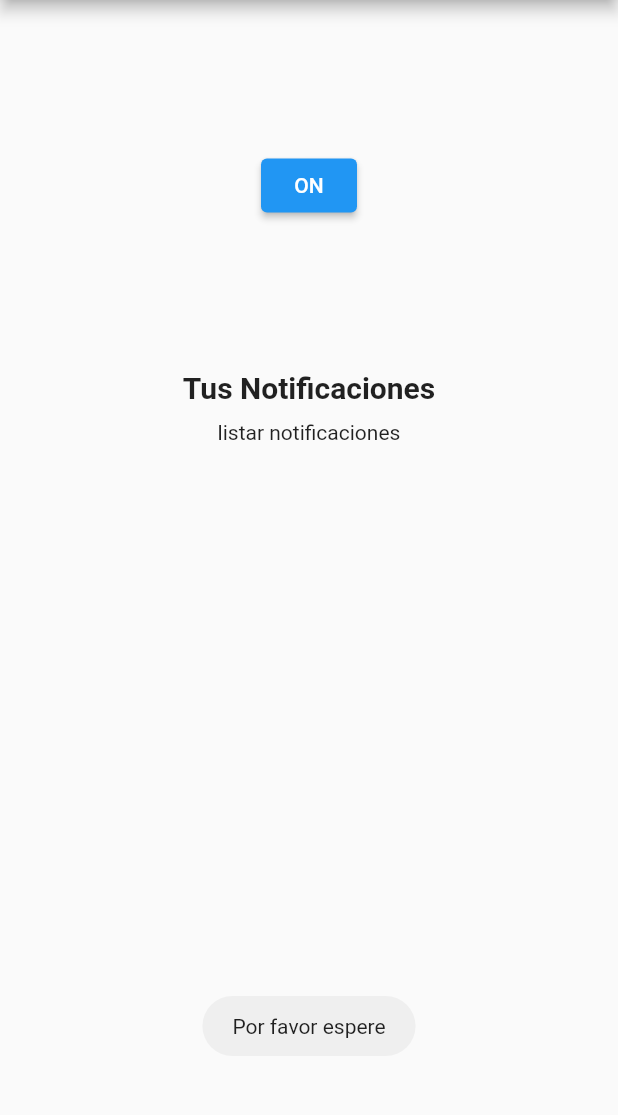
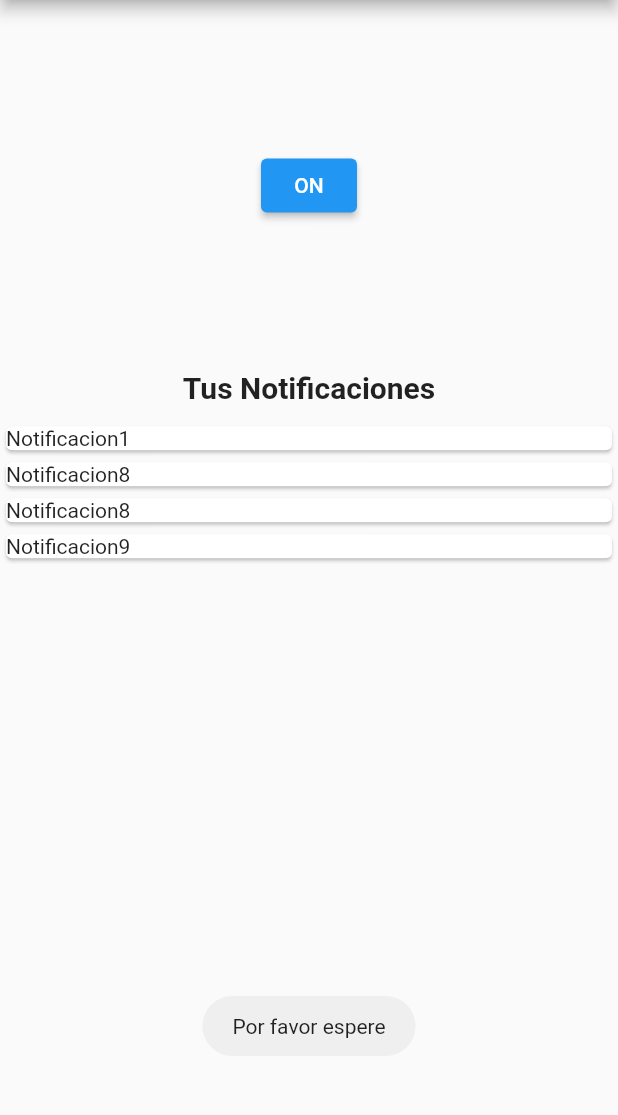
Before and after one commit to RafaelLindarte/pastorApp, a Flutter app: the screen it shows after launch, after a tap on "Ingresar", on a phone screen of 412 x 824 dp, the part 84-1199 px from its top. Run offline on Flutter 3.47's test engine with Material 2 defaults, Android fonts, the phone set to English and light mode, and no system bars; our stand-ins replace audioplayers, cloud_firestore, firebase_auth, firebase_core, firebase_messaging, flutter_local_notifications and 3 more; missing offline and left inert: amazon_cognito_identity_dart_2; accounts and stored records are empty.

Commit message:
sonido notificaciones

```diff
--- a/lib/src/data/cognito/cognito.dart
+++ b/lib/src/data/cognito/cognito.dart
@@ -1,4 +1,4 @@
-import 'dart:convert';
+
 
 import 'package:amazon_cognito_identity_dart_2/cognito.dart';
 import 'package:push_notificaction/src/shared/preferences.dart';
--- a/lib/src/data/notificaciones.dart
+++ b/lib/src/data/notificaciones.dart
@@ -1,23 +1,30 @@
 
+import 'dart:async';
+
+import 'package:audioplayers/audio_cache.dart';
 import 'package:firebase_core/firebase_core.dart';
 import 'package:firebase_messaging/firebase_messaging.dart';
 import 'package:flutter_local_notifications/flutter_local_notifications.dart';
-
 import 'package:push_notificaction/src/shared/preferences.dart';
-
-
-final FlutterLocalNotificationsPlugin flutterLocalNotificationsPlugin =
-    FlutterLocalNotificationsPlugin();
+// import 'package:audioplayers/audioplayers.dart';
 
 
 class Notificaciones {
+  static FirebaseMessaging _messaging = FirebaseMessaging.instance;
 
-  static FirebaseMessaging _messaging = FirebaseMessaging.instance;
+  static StreamController<String>  _messageStreamController = StreamController.broadcast();
+
+  static Stream<String> get messagesStream => _messageStreamController.stream;
   static Future<void>  _background(RemoteMessage message) async{
 
           print('_background ${message.messageId}');
           print(message.notification!.android!.sound);
           print(message.data);
+              final player = AudioCache();
+          // // call this method when desired
+          await player.play('sound/sonido.mp3');
+
+          _messageStreamController.add(message.notification?.title ?? 'no titulo');
 
 
 
@@ -26,12 +33,19 @@ class Notificaciones {
 
           print('_onBackground ${message.messageId}');
           print(message.data);
-
+             final player = AudioCache();
+          // call this method when desired
+          await player.play('sound/sonido.mp3');
+_messageStreamController.add(message.notification?.title ?? 'no titulo');
   }
   static Future<void>  abirMessage(RemoteMessage message) async{
 
           print('abrir ${message.messageId}');
           print(message.data);
+          _messageStreamController.add(message.notification?.title ?? 'no titulo');
+             final player = AudioCache();
+          // call this method when desired
+          await player.play('sound/sonido.mp3');
           }
 
 
@@ -44,23 +58,14 @@ class Notificaciones {
 
         final preferences =Preferences();
 
-      NotificationSettings  settings = await _messaging.requestPermission(
-              sound: true
+       await _messaging.requestPermission(
+              sound: false
           );
 
-      AndroidNotificationDetails(
-          'chanel',
-          'fcm',
-          'fcm',
-          playSound: true,
-          sound: RawResourceAndroidNotificationSound('sonido.mp3'),
-          importance: Importance.max,
-          priority: Priority.high
-      );
 
-              if(settings.authorizationStatus == AuthorizationStatus.authorized){
-                print('Autorizado');
-              }
+              // // if(settings.authorizationStatus == AuthorizationStatus.authorized){
+              // //   print('Autorizado');
+              // // }
           final token = await _messaging.getToken();
           print(token);
           preferences.token= token;
@@ -78,6 +83,8 @@ class Notificaciones {
 
 
 
-
+static dispose(){
+  _messageStreamController.close();
+}
 
 }
--- a/lib/src/pages/home.dart
+++ b/lib/src/pages/home.dart
@@ -1,15 +1,42 @@
 
 import 'package:flutter/material.dart';
+import 'package:fluttertoast/fluttertoast.dart';
 import 'package:provider/provider.dart';
 import 'package:push_notificaction/src/data/controller/active.dart';
+import 'package:push_notificaction/src/data/notificaciones.dart';
 import 'package:push_notificaction/src/shared/preferences.dart';
 import 'package:push_notificaction/src/widgets/on_of.dart';
 
 
 
-class HomePage extends StatelessWidget {
+class HomePage extends StatefulWidget {
 
 
+  @override
+  _HomePageState createState() => _HomePageState();
+}
+
+class _HomePageState extends State<HomePage> {
+
+  List<String> list= [
+    'Notificacion1',
+    'Notificacion8',
+    'Notificacion8',
+    'Notificacion9',
+    ];
+
+  @override
+  void initState() {
+
+    super.initState();
+    Notificaciones.messagesStream.listen((event) {
+      Fluttertoast.showToast(msg: 'Recibiste una notificacón');
+
+      setState(() {
+        list.add(event);
+      });
+    });
+  }
   @override
   Widget build(BuildContext context) {
     final _notificationProvider = Provider.of<NotificationProvider>(context);
@@ -34,7 +61,7 @@ class HomePage extends StatelessWidget {
             height: MediaQuery.of(context).size.height*0.3,
             child: ElevatedButton(
               child: TextOnOf(),
-              onPressed: (){
+              onPressed: () async{
                     if(_notificationProvider.active){
                         _notificationProvider.isActive = false;
                     }else{
@@ -47,17 +74,28 @@ class HomePage extends StatelessWidget {
             alignment: Alignment.center,
             child: Text('Tus Notificaciones', style: TextStyle(fontSize: 20, fontWeight: FontWeight.bold),)),
           SizedBox(height: 10.0,),
+          // Container(
+          //   child: FutureBuilder(
+          //     builder:(context, snaphsot){
+          //       if(snaphsot.hasData){
+          //         return Center(child: CircularProgressIndicator());
+          //       }else{
+          //         return Center(child: Text('listar notificaciones'));
+          //       }
+
+          //     }
+          //   )
+          // )
           Container(
-            child: FutureBuilder(
-              builder:(context, snaphsot){
-                if(snaphsot.hasData){
-                  return Center(child: CircularProgressIndicator());
-                }else{
-                  return Center(child: Text('listar notificaciones'));
-                }
+            height: MediaQuery.of(context).size.height*0.3,
+            child: ListView.builder(
+              shrinkWrap: true,
+              itemBuilder: (context, item){
 
-              }
-            )
+                return _listNotification(list[item]);
+              },
+              itemCount: list.length,
+              ),
           )
 
         ],
@@ -65,4 +103,13 @@ class HomePage extends StatelessWidget {
 
     );
   }
+
+
+  Widget _listNotification(String item){
+    return Card(
+      child: Container(
+        child: Text(item),
+      ),
+    );
+  }
 }
```
Also changed, not shown: lib/src/pages/login.dart (+23 -23 lines), pubspec.yaml (+4 -3 lines), pubspec.lock, 5 other files.
